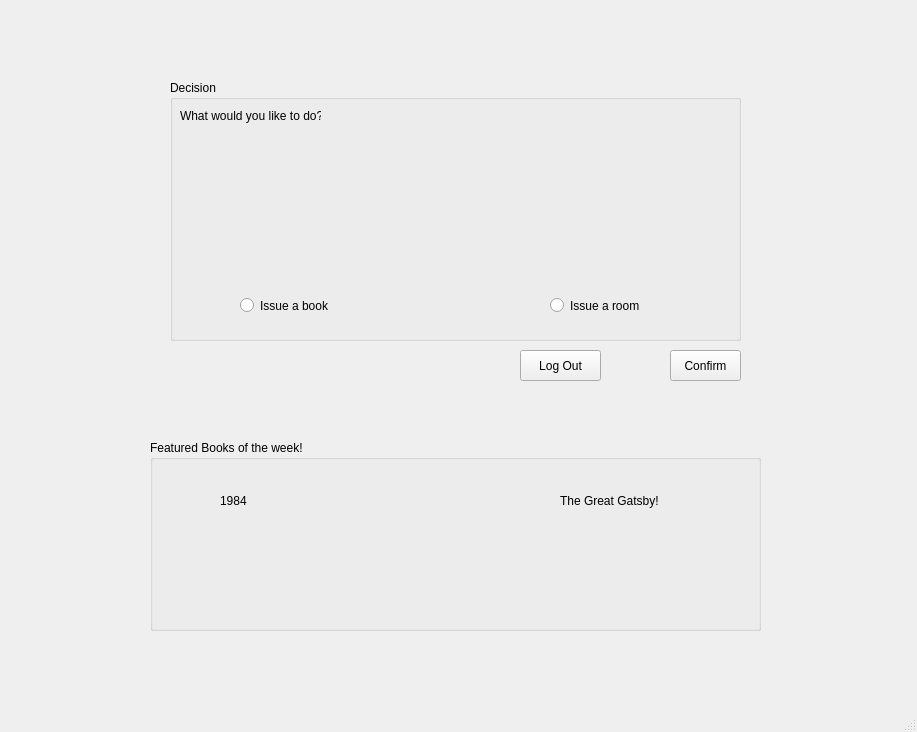
Above: 2.student_decision.ui from Asim-AAK/LibraryManagementDBMS before the change. Below: the same form after it.
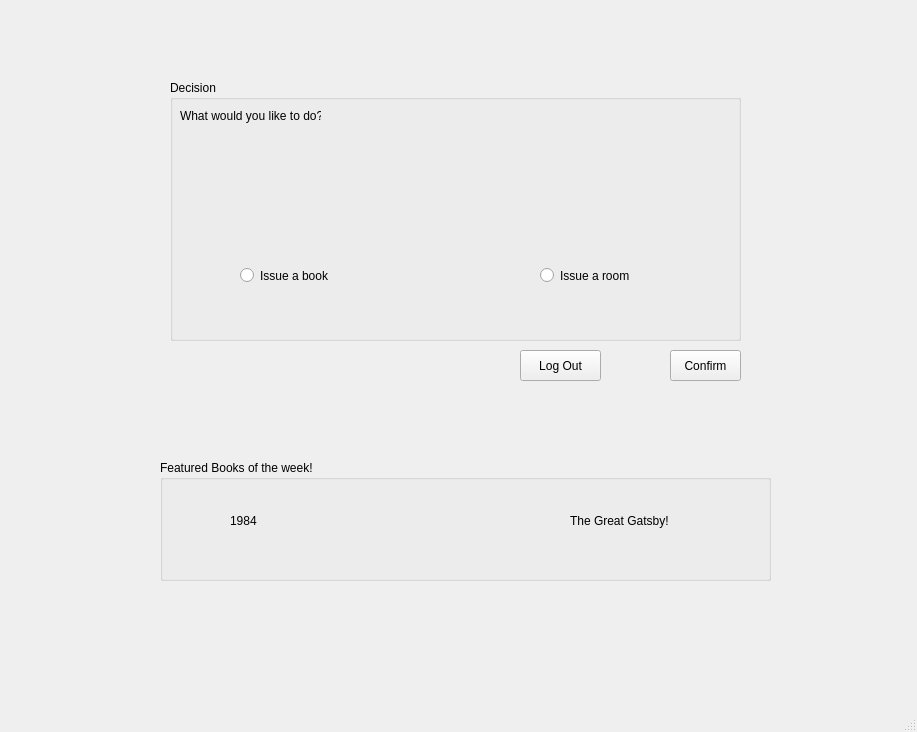
That is the form after the change. Icons and pictures are not drawn.

```diff
--- a/2.student_decision.ui
+++ b/2.student_decision.ui
@@ -43,7 +43,7 @@
      <property name="geometry">
       <rect>
        <x>70</x>
-       <y>210</y>
+       <y>180</y>
        <width>131</width>
        <height>31</height>
       </rect>
@@ -55,8 +55,8 @@
     <widget class="QRadioButton" name="room_radioButton">
      <property name="geometry">
       <rect>
-       <x>380</x>
-       <y>210</y>
+       <x>370</x>
+       <y>180</y>
        <width>131</width>
        <height>31</height>
       </rect>
@@ -68,10 +68,10 @@
     <widget class="QLabel" name="label">
      <property name="geometry">
       <rect>
-       <x>20</x>
-       <y>80</y>
-       <width>201</width>
-       <height>121</height>
+       <x>40</x>
+       <y>60</y>
+       <width>171</width>
+       <height>101</height>
       </rect>
      </property>
      <property name="styleSheet">
@@ -85,7 +85,7 @@
      <property name="geometry">
       <rect>
        <x>340</x>
-       <y>80</y>
+       <y>50</y>
        <width>171</width>
        <height>111</height>
       </rect>
@@ -114,10 +114,10 @@
    <widget class="QGroupBox" name="featuredbooks_groupBox">
     <property name="geometry">
      <rect>
-      <x>150</x>
-      <y>440</y>
+      <x>160</x>
+      <y>460</y>
       <width>611</width>
-      <height>191</height>
+      <height>121</height>
      </rect>
     </property>
     <property name="title">
@@ -128,7 +128,7 @@
       <rect>
        <x>70</x>
        <y>50</y>
-       <width>141</width>
+       <width>101</width>
        <height>21</height>
       </rect>
      </property>
```
Left out of the diff: 4 changed lines with no effect on the pictures.
